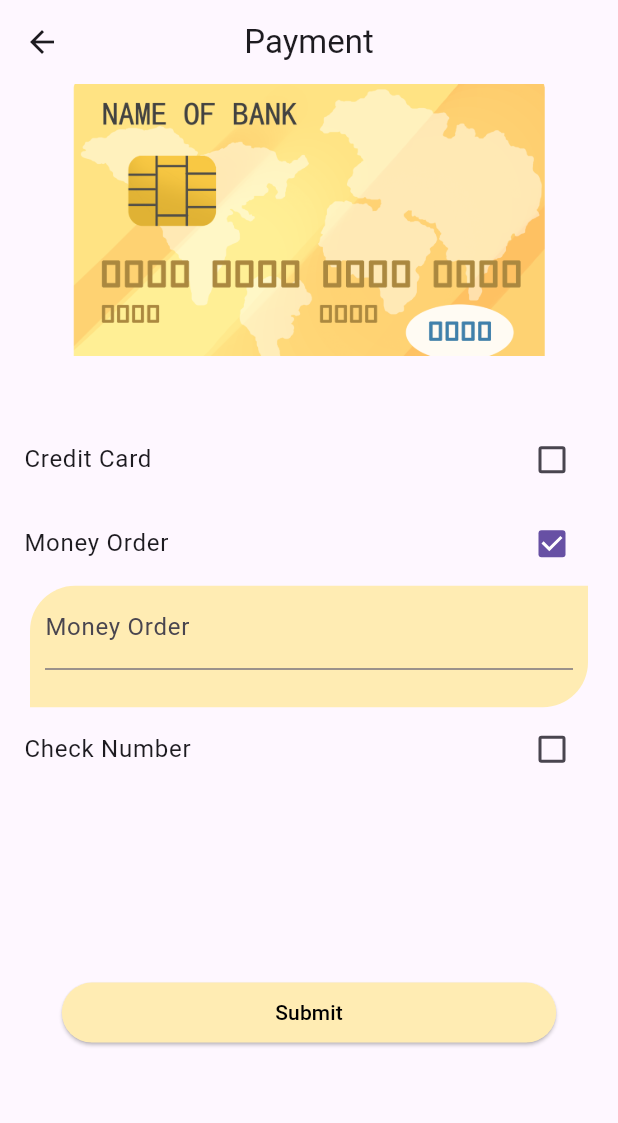
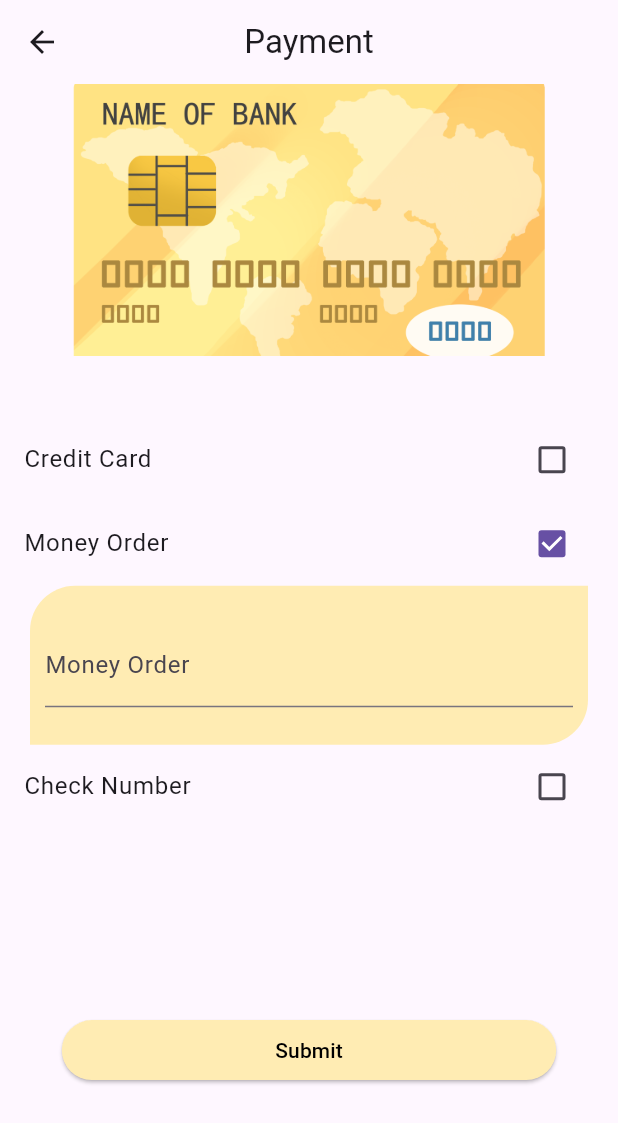
Before and after one commit to RxDesss/F-Texas, a Flutter app: the PaymentScreen screen opened by its route, after a tap on "Money Order", on a phone screen of 412 x 824 dp. Shown: the top 1123 px of the screen. Run offline on Flutter 3.47's test engine with Material 3 defaults, Android fonts, the phone set to English and light mode, and no system bars; our stand-ins replace carousel_slider, get, image_picker, logger; missing offline and left inert: dart:ffi.

```diff
--- a/lib/Screens/paymentScreen.dart
+++ b/lib/Screens/paymentScreen.dart
@@ -3,31 +3,32 @@ import 'package:flutter/material.dart';
 import 'package:get/get.dart';
 
 class PaymentScreen extends StatefulWidget {
-  const PaymentScreen({Key? key}) : super(key: key);
+  const PaymentScreen({super.key});
 
   @override
   State<PaymentScreen> createState() => _PaymentScreenState();
 }
 
 class _PaymentScreenState extends State<PaymentScreen> {
-  final ShippingController shippingController=Get.put(ShippingController());
+  final ShippingController shippingController = Get.put(ShippingController());
+
   bool showCardFields = false;
   bool showMoneyOrderField = false;
   bool showCheckNumberField = false;
 
-  TextEditingController cardNumberController = TextEditingController();
-  TextEditingController ccvController = TextEditingController();
-  TextEditingController endDateController = TextEditingController();
-  TextEditingController moneyOrderController = TextEditingController();
-  TextEditingController checkNumberController = TextEditingController();
+  final TextEditingController cardNumberController = TextEditingController();
+  final TextEditingController ccvController = TextEditingController();
+  final TextEditingController endDateController = TextEditingController();
+  final TextEditingController moneyOrderController = TextEditingController();
+  final TextEditingController checkNumberController = TextEditingController();
 
-  final GlobalKey<FormState> _formKey = GlobalKey<FormState>(); // Define form key
+  final GlobalKey<FormState> _formKey = GlobalKey<FormState>();
 
   @override
   Widget build(BuildContext context) {
     return Scaffold(
       appBar: AppBar(
-        title: Text("Payment"),
+        title: const Text("Payment"),
         centerTitle: true,
       ),
       body: SafeArea(
@@ -39,7 +40,7 @@ class _PaymentScreenState extends State<PaymentScreen> {
                 height: MediaQuery.of(context).size.height * 0.05,
               ),
               Form(
-                key: _formKey, // Attach form key to Form widget
+                key: _formKey,
                 child: PaymentContainer(
                   showCardFields: showCardFields,
                   showMoneyOrderField: showMoneyOrderField,
@@ -79,37 +80,35 @@ class _PaymentScreenState extends State<PaymentScreen> {
                 ),
               ),
               SizedBox(
-  height: MediaQuery.of(context).size.height*0.1,
+                height: MediaQuery.of(context).size.height * 0.1,
               ),
               Container(
                 width: double.infinity,
-                margin:EdgeInsets.all( MediaQuery.of(context).size.height*0.05),
+                margin: EdgeInsets.all(MediaQuery.of(context).size.height * 0.05),
                 child: ElevatedButton(
                   style: ButtonStyle(
                     backgroundColor: MaterialStateProperty.all(Colors.amber[100]),
                   ),
                   onPressed: () {
-                    // Handle button press
                     if (_formKey.currentState!.validate()) {
                       if (showCardFields) {
                         print('Card Number: ${cardNumberController.text}');
                         print('CCV: ${ccvController.text}');
                         print('End Date: ${endDateController.text}');
                         shippingController.fetchPayment("Credit Card");
-                        shippingController.PayWith.value="Credit Card";
-
+                        shippingController.PayWith.value = "Credit Card";
                       } else if (showMoneyOrderField) {
                         print('Money Order: ${moneyOrderController.text}');
                         shippingController.fetchPayment("Money Order");
-                         shippingController.PayWith.value="Money Order";
+                        shippingController.PayWith.value = "Money Order";
                       } else if (showCheckNumberField) {
                         print('Cheque Number: ${checkNumberController.text}');
-                         shippingController.fetchPayment("Cheque ");
-                         shippingController.PayWith.value="Cheque";
+                        shippingController.fetchPayment("Cheque");
+                        shippingController.PayWith.value = "Cheque";
                       }
                     }
                   },
-                  child: Text('Submit',style: TextStyle(color: Colors.black),),
+                  child: const Text('Submit', style: TextStyle(color: Colors.black)),
                 ),
               ),
             ],
@@ -120,7 +119,7 @@ SizedBox(
   }
 }
 
-Widget ImageContainer(context) {
+Widget ImageContainer(BuildContext context) {
   return Container(
     width: double.infinity,
     height: MediaQuery.of(context).size.height * 0.22,
@@ -157,126 +156,117 @@ class PaymentContainer extends StatelessWidget {
 
   @override
   Widget build(BuildContext context) {
-    return Container(
-      // width: 200,
-      // height: 300,
-      // color: Color.fromARGB(255, 120, 238, 84),
-      child: Column(
+    return Column(
       mainAxisAlignment: MainAxisAlignment.center,
       children: [
         CheckboxListTile(
-            title: Text('Credit Card'),
+          title: const Text('Credit Card'),
           value: showCardFields,
           onChanged: onCardCheckboxChanged,
         ),
         if (showCardFields)
-            Container(
-               margin: const EdgeInsets.only(left: 20,right: 20),
-               padding: const EdgeInsets.only(left: 10,right: 10,bottom: 25),
+          PaymentFieldContainer(
+            children: [
+              CustomTextFormField(
+                controller: cardNumberController,
+                labelText: 'Card Number',
+                validationMessage: 'Please enter Card Number',
+              ),
+              CustomTextFormField(
+                controller: ccvController,
+                labelText: 'CCV',
+                validationMessage: 'Please enter CCV',
+              ),
+              CustomTextFormField(
+                controller: endDateController,
+                labelText: 'End Date',
+                validationMessage: 'Please enter End Date',
+              ),
+            ],
+          ),
+        CheckboxListTile(
+          title: const Text('Money Order'),
+          value: showMoneyOrderField,
+          onChanged: onMoneyOrderCheckboxChanged,
+        ),
+        if (showMoneyOrderField)
+          PaymentFieldContainer(
+            children: [
+              CustomTextFormField(
+                controller: moneyOrderController,
+                labelText: 'Money Order',
+                validationMessage: 'Please enter Money Order',
+              ),
+            ],
+          ),
+        CheckboxListTile(
+          title: const Text('Check Number'),
+          value: showCheckNumberField,
+          onChanged: onCheckNumberCheckboxChanged,
+        ),
+        if (showCheckNumberField)
+          PaymentFieldContainer(
+            children: [
+              CustomTextFormField(
+                controller: checkNumberController,
+                labelText: 'Cheque Number',
+                validationMessage: 'Please enter Cheque Number',
+              ),
+            ],
+          ),
+      ],
+    );
+  }
+}
+
+class PaymentFieldContainer extends StatelessWidget {
+  final List<Widget> children;
+
+  const PaymentFieldContainer({required this.children});
+
+  @override
+  Widget build(BuildContext context) {
+    return Container(
+      margin: const EdgeInsets.symmetric(horizontal: 20),
+      padding: const EdgeInsets.symmetric(horizontal: 10, vertical: 25),
       decoration: BoxDecoration(
         color: Colors.amber[100],
-                      borderRadius: BorderRadius.only(
+        borderRadius: const BorderRadius.only(
           topLeft: Radius.circular(30.0),
           bottomRight: Radius.circular(30.0),
         ),
       ),
-              child: Column(
-                children: [
-                  TextFormField(
-                    controller: cardNumberController,
-                    decoration: InputDecoration(labelText: 'Card Number'),
+      child: Column(children: children),
+    );
+  }
+}
+
+class CustomTextFormField extends StatelessWidget {
+  final TextEditingController controller;
+  final String labelText;
+  final String validationMessage;
+
+  const CustomTextFormField({
+    required this.controller,
+    required this.labelText,
+    required this.validationMessage,
+  });
+
+  @override
+  Widget build(BuildContext context) {
+    return TextFormField(
+      controller: controller,
+      decoration: InputDecoration(labelText: labelText),
       validator: (value) {
         if (value == null || value.isEmpty) {
-                        return 'Please enter Card Number';
+          return validationMessage;
         }
         return null;
       },
-                  ),
-                  TextFormField(
-                    controller: ccvController,
-                    decoration: InputDecoration(labelText: 'CCV'),
-                    validator: (value) {
-                      if (value == null || value.isEmpty) {
-                        return 'Please enter CCV';
-                      }
-                      return null;
-                    },
-                  ),
-                  TextFormField(
-                    controller: endDateController,
-                    decoration: InputDecoration(labelText: 'End Date'),
-                    validator: (value) {
-                      if (value == null || value.isEmpty) {
-                        return 'Please enter End Date';
-                      }
-                      return null;
-                    },
-                  ),
-                ],
-              ),
-            ),
-          CheckboxListTile(
-            title: Text('Money Order'),
-            value: showMoneyOrderField,
-            onChanged: onMoneyOrderCheckboxChanged,
-          ),
-          if (showMoneyOrderField)
-            Container(
-               margin: const EdgeInsets.only(left: 20,right: 20),
-               padding: const EdgeInsets.only(left: 10,right: 10,bottom: 25),
-               decoration: BoxDecoration(
-                      color: Colors.amber[100],
-                      borderRadius: BorderRadius.only(
-                topLeft: Radius.circular(30.0),
-                bottomRight: Radius.circular(30.0),
-              ),
-               ),
-              child: TextFormField(
-                controller: moneyOrderController,
-                decoration: InputDecoration(labelText: 'Money Order'),
-                validator: (value) {
-                  if (value == null || value.isEmpty) {
-                    return 'Please enter Money Order';
-                  }
-                  return null;
-                },
-              ),
-            ),
-          CheckboxListTile(
-            title: Text('Check Number'),
-            value: showCheckNumberField,
-            onChanged: onCheckNumberCheckboxChanged,
-          ),
-          if (showCheckNumberField)
-            Container(
-               margin: const EdgeInsets.only(left: 20,right: 20),
-               padding: const EdgeInsets.only(left: 10,right: 10,bottom: 25),
-               decoration: BoxDecoration(
-                      color: Colors.amber[100],
-                      borderRadius: BorderRadius.only(
-                topLeft: Radius.circular(30.0),
-                bottomRight: Radius.circular(30.0),
-              ),
-               ),
-              child: TextFormField(
-                controller: checkNumberController,
-                decoration: InputDecoration(labelText: 'Cheque Number'),
-                validator: (value) {
-                  if (value == null || value.isEmpty) {
-                    return 'Please enter Cheque Number';
-                  }
-                  return null;
-                },
-              ),
-            ),
-        ],
-      ),
     );
   }
 }
 
 void main() {
-  runApp(MaterialApp(
-    home: PaymentScreen(),
-  ));
+  runApp(const MaterialApp(home: PaymentScreen()));
 }
--- a/lib/Screens/shippingScreen.dart
+++ b/lib/Screens/shippingScreen.dart
@@ -144,7 +144,7 @@ Widget orderItemsSection(BuildContext context, CartController cartController,shi
         ),
           Obx(()=>Row(
           mainAxisAlignment: MainAxisAlignment.spaceBetween,
-          children: [Text("Sub Total",style: TextStyle(fontWeight: FontWeight.bold),), Text("\$ ${cartController.totalAmount1.toString().length >= 5 ? cartController.totalAmount.toString().substring(0, 5) : cartController.totalAmount.toString()}")],
+          children: [Text("Sub Total",style: TextStyle(fontWeight: FontWeight.bold),), Text("\$ ${cartController.totalAmount1.toString().length >= 5 ? cartController.totalAmount.toString().substring(0, 4) : cartController.totalAmount.toString()}")],
            ) ),
        Obx(() => Row(
   mainAxisAlignment: MainAxisAlignment.spaceBetween,
@@ -192,9 +192,9 @@ Widget taxItemSection(BuildContext context, ShippingController shippingControlle
         child: Text("Shipping Method",style: TextStyle(fontSize:16,fontWeight: FontWeight.bold),),
       ),
       Container(
-        height: MediaQuery.of(context).size.height *0.3,
+        height: MediaQuery.of(context).size.height *0.4,
         width:double.infinity,
-        color: Colors.deepOrange[50],
+        color: const Color.fromARGB(255, 248, 243, 242),
         child: shippingController.shippingMethodsData.isNotEmpty ? Obx(
           () => ListView.builder(
             itemCount: shippingController.shippingMethodsData[0]['shipping'].split(',').length,
```
Also changed, not shown: lib/GetX Controller/shippingControlle.dart (line endings or trailing spaces). Lines whose indentation alone changed are shown as unchanged.
